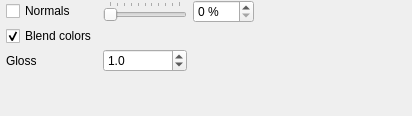
The window that src/gui/forms/toolbar_rendernormalsgroup.ui (open-scan-crew/OpenScanTools) describes before a commit, drawn with Qt 5.
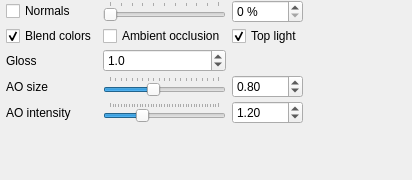
The same window after the commit.

Commit message: Boost ambient occlusion strength and defaults

What changed in the file:
```diff
--- a/src/gui/forms/toolbar_rendernormalsgroup.ui
+++ b/src/gui/forms/toolbar_rendernormalsgroup.ui
@@ -7,7 +7,7 @@
     <x>0</x>
     <y>0</y>
     <width>412</width>
-    <height>116</height>
+    <height>180</height>
    </rect>
   </property>
   <property name="windowTitle">
@@ -84,19 +84,6 @@
      </property>
     </widget>
    </item>
-   <item row="5" column="4">
-    <spacer name="verticalSpacer">
-     <property name="orientation">
-      <enum>Qt::Vertical</enum>
-     </property>
-     <property name="sizeHint" stdset="0">
-      <size>
-       <width>0</width>
-       <height>0</height>
-      </size>
-     </property>
-    </spacer>
-   </item>
    <item row="1" column="4">
     <widget class="QCheckBox" name="checkBox_blendColor">
      <property name="text">
@@ -107,6 +94,23 @@
      </property>
     </widget>
    </item>
+   <item row="1" column="5">
+    <widget class="QCheckBox" name="checkBox_ao">
+     <property name="text">
+      <string>Ambient occlusion</string>
+     </property>
+    </widget>
+   </item>
+   <item row="1" column="6">
+    <widget class="QCheckBox" name="checkBox_aoTopLight">
+     <property name="text">
+      <string>Top light</string>
+     </property>
+     <property name="checked">
+      <bool>true</bool>
+     </property>
+    </widget>
+   </item>
    <item row="2" column="4">
     <widget class="QLabel" name="label_sharpness">
      <property name="text">
@@ -127,6 +131,97 @@
      </property>
     </widget>
    </item>
+   <item row="3" column="4">
+    <widget class="QLabel" name="label_aoSize">
+     <property name="text">
+      <string>AO size</string>
+     </property>
+    </widget>
+   </item>
+   <item row="3" column="5">
+    <widget class="QSlider" name="slider_aoSize">
+     <property name="maximum">
+      <number>200</number>
+     </property>
+     <property name="orientation">
+      <enum>Qt::Horizontal</enum>
+     </property>
+     <property name="tickPosition">
+      <enum>QSlider::TicksAbove</enum>
+     </property>
+     <property name="value">
+      <number>80</number>
+     </property>
+    </widget>
+   </item>
+   <item row="3" column="6">
+    <widget class="QDoubleSpinBox" name="doubleSpinBox_aoSize">
+     <property name="decimals">
+      <number>2</number>
+     </property>
+     <property name="maximum">
+      <double>2.000000000000000</double>
+     </property>
+     <property name="singleStep">
+      <double>0.050000000000000</double>
+     </property>
+     <property name="value">
+      <double>0.800000000000000</double>
+     </property>
+    </widget>
+   </item>
+   <item row="4" column="4">
+    <widget class="QLabel" name="label_aoIntensity">
+     <property name="text">
+      <string>AO intensity</string>
+     </property>
+    </widget>
+   </item>
+   <item row="4" column="5">
+    <widget class="QSlider" name="slider_aoIntensity">
+     <property name="maximum">
+      <number>400</number>
+     </property>
+     <property name="orientation">
+      <enum>Qt::Horizontal</enum>
+     </property>
+     <property name="tickPosition">
+      <enum>QSlider::TicksAbove</enum>
+     </property>
+     <property name="value">
+      <number>120</number>
+     </property>
+    </widget>
+   </item>
+   <item row="4" column="6">
+    <widget class="QDoubleSpinBox" name="doubleSpinBox_aoIntensity">
+     <property name="decimals">
+      <number>2</number>
+     </property>
+     <property name="maximum">
+      <double>4.000000000000000</double>
+     </property>
+     <property name="singleStep">
+      <double>0.050000000000000</double>
+     </property>
+     <property name="value">
+      <double>1.200000000000000</double>
+     </property>
+    </widget>
+   </item>
+   <item row="6" column="4">
+    <spacer name="verticalSpacer">
+     <property name="orientation">
+      <enum>Qt::Vertical</enum>
+     </property>
+     <property name="sizeHint" stdset="0">
+      <size>
+       <width>0</width>
+       <height>0</height>
+      </size>
+     </property>
+    </spacer>
+   </item>
   </layout>
  </widget>
  <layoutdefault spacing="6" margin="11"/>
```
Left out of the diff: 20 changed lines with no effect on the pictures. The commit also changes 17 other files.
